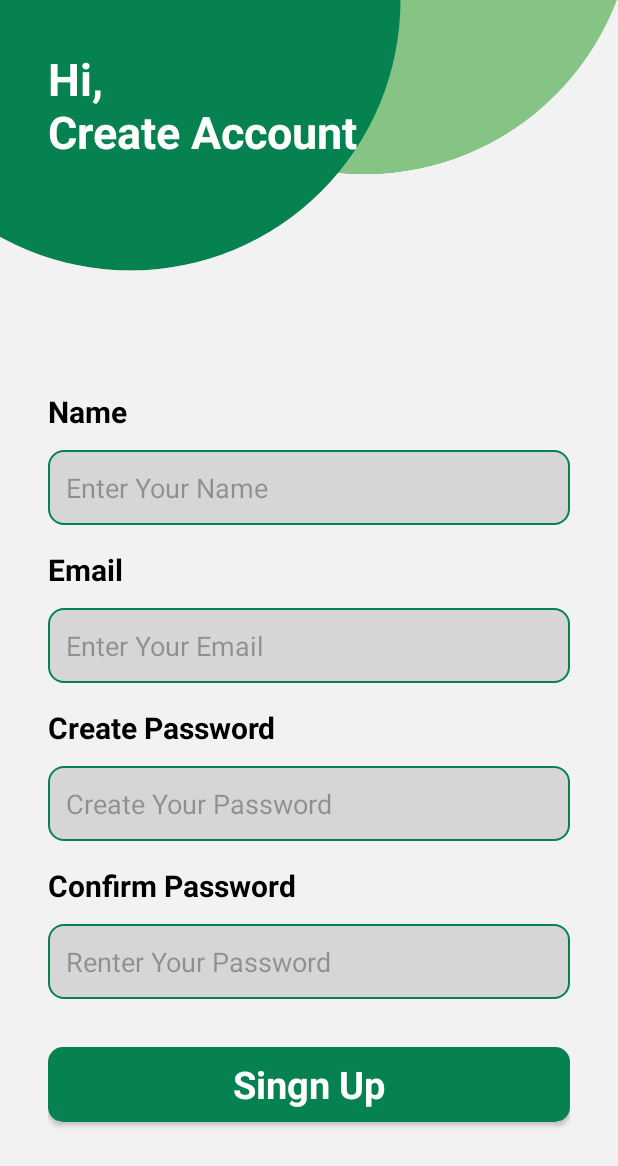
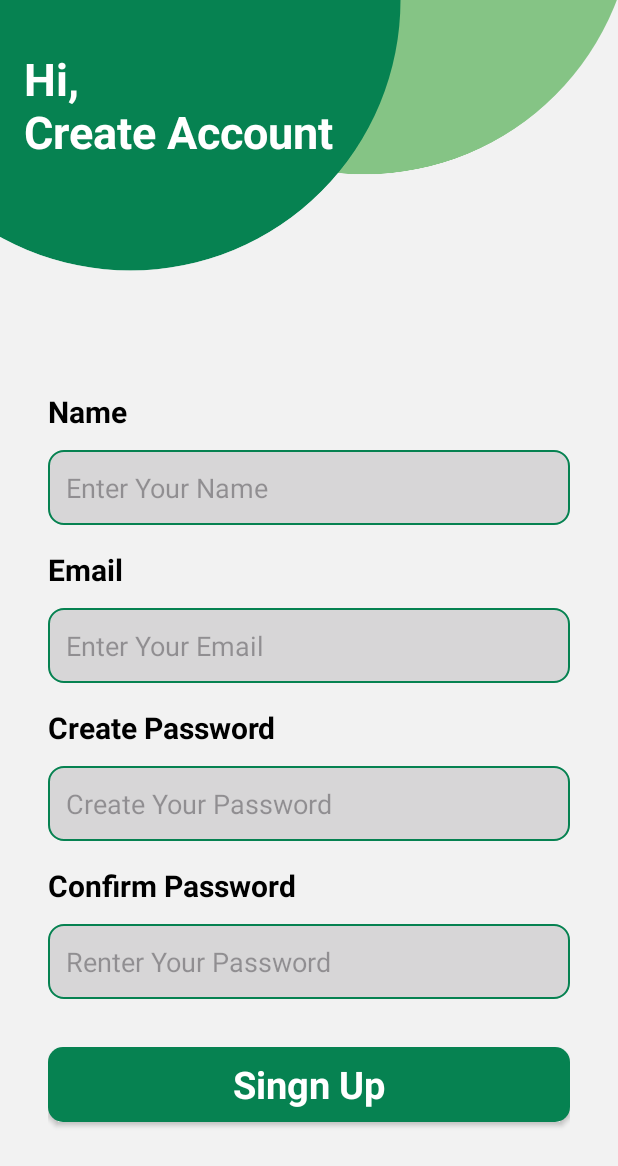
Before and after one commit to Mr-coder14/java, an Android app: the layout signupactivity.xml on its own in the app's theme, with its tools: preview values and no code run, on a phone screen of 412 x 824 dp. Shown: the top 1166 px of the screen. Run offline under Robolectric (Android 15) with nearby library versions, the phone set to English and light mode, and no system bars.

```diff
--- a/app/src/main/res/layout/signupactivity.xml
+++ b/app/src/main/res/layout/signupactivity.xml
@@ -20,12 +20,12 @@
         android:id="@+id/textView"
         android:layout_width="wrap_content"
         android:layout_height="wrap_content"
+        android:layout_marginStart="16dp"
+        android:layout_marginTop="32dp"
         android:text="Hi,\nCreate Account"
-        android:layout_marginStart="32dp"
-        android:layout_marginTop="32dp"
+        android:textColor="#ffffff"
         android:textSize="30sp"
         android:textStyle="bold"
-        android:textColor="#ffffff"
         app:layout_constraintStart_toStartOf="parent"
         app:layout_constraintTop_toTopOf="parent" />
 
```
